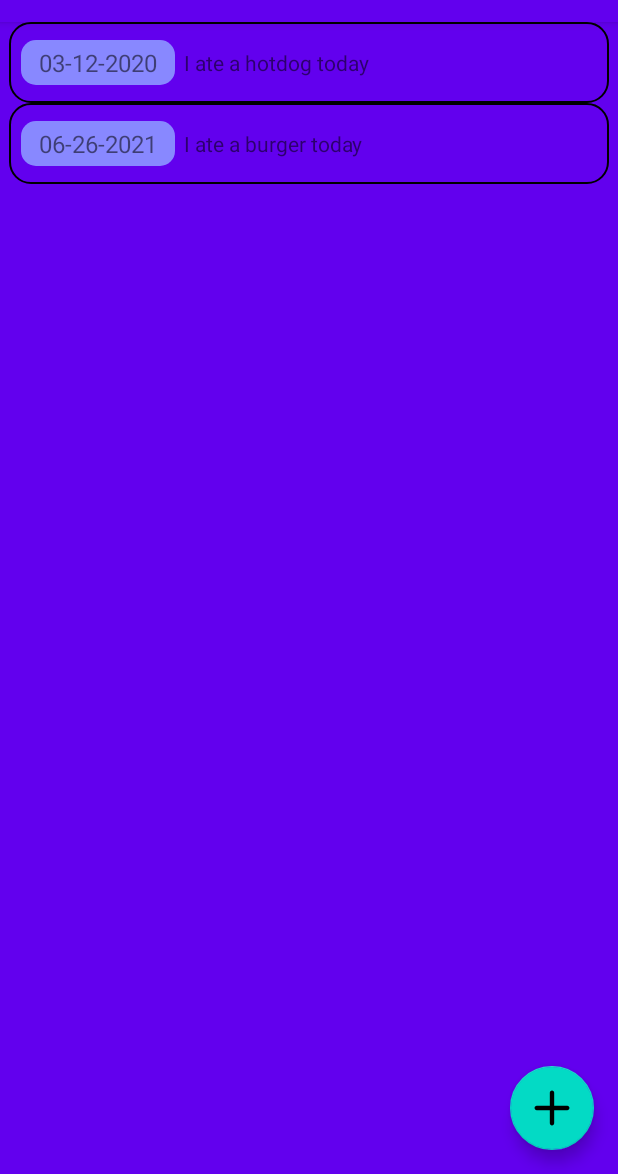
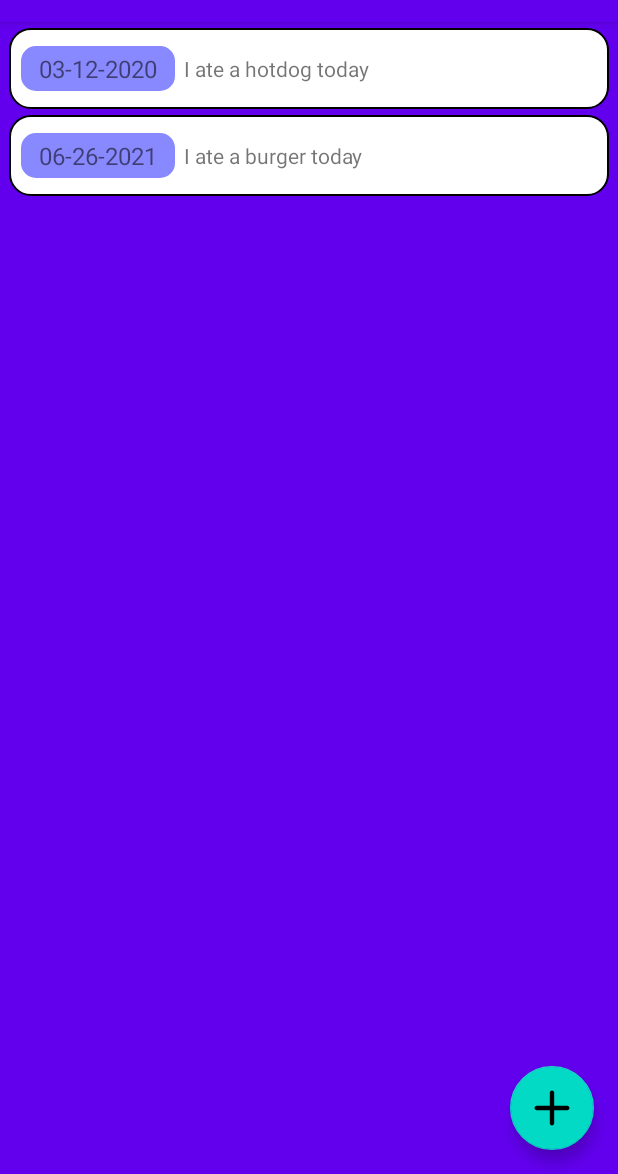
Before and after one commit to asher-olson/AffirmationDiary, an Android app: the MainActivity screen opened directly, with no data from a screen before it, on a phone screen of 412 x 824 dp, the part 62-1236 px from its top. Run offline under Robolectric (Android 15) with nearby library versions, the phone set to English and light mode, and no system bars.

Commit message:
list item ui

```diff
--- a/app/src/main/res/drawable/list_item_bg.xml
+++ b/app/src/main/res/drawable/list_item_bg.xml
@@ -1,6 +1,7 @@
 <?xml version="1.0" encoding="utf-8"?>
 <shape xmlns:android="http://schemas.android.com/apk/res/android"
     android:shape="rectangle"
+
     >
 
     <corners
@@ -11,5 +12,7 @@
 
     <stroke android:width="1dp" android:color="#ff000000"/>
 
+    <solid android:color="#ffffff"/>
+
 
 </shape>
--- a/app/src/main/res/layout/list_item.xml
+++ b/app/src/main/res/layout/list_item.xml
@@ -5,6 +5,7 @@
     android:layout_height="wrap_content"
     android:layout_marginStart="6dp"
     android:layout_marginEnd="6dp"
+    android:layout_marginTop="4dp"
     android:background="@drawable/list_item_bg"
     android:paddingHorizontal="8dp"
     android:paddingVertical="12dp"
```
